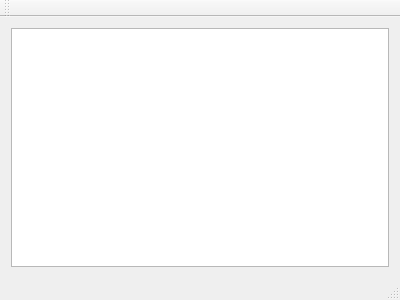
Qt form Clipboard/mainwindow.ui (maxim-pervushin/Clipboard) before a commit.
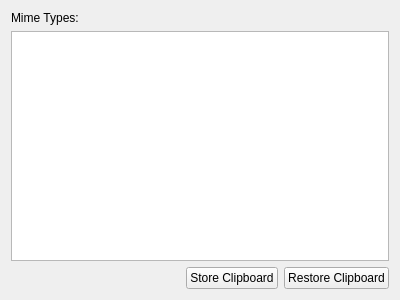
The same form after that commit.

What changed in the file:
```diff
--- a/Clipboard/mainwindow.ui
+++ b/Clipboard/mainwindow.ui
@@ -15,30 +15,49 @@
   </property>
   <widget class="QWidget" name="centralWidget">
    <layout class="QVBoxLayout" name="verticalLayout">
+    <item>
+     <widget class="QLabel" name="label">
+      <property name="text">
+       <string>Mime Types:</string>
+      </property>
+     </widget>
+    </item>
     <item>
      <widget class="QListWidget" name="listWidget"/>
     </item>
+    <item>
+     <layout class="QHBoxLayout" name="horizontalLayout">
+      <item>
+       <spacer name="horizontalSpacer">
+        <property name="orientation">
+         <enum>Qt::Horizontal</enum>
+        </property>
+        <property name="sizeHint" stdset="0">
+         <size>
+          <width>40</width>
+          <height>20</height>
+         </size>
+        </property>
+       </spacer>
+      </item>
+      <item>
+       <widget class="QPushButton" name="storeClipboardButton">
+        <property name="text">
+         <string>Store Clipboard</string>
+        </property>
+       </widget>
+      </item>
+      <item>
+       <widget class="QPushButton" name="restoreClipboardButton">
+        <property name="text">
+         <string>Restore Clipboard</string>
+        </property>
+       </widget>
+      </item>
+     </layout>
+    </item>
    </layout>
   </widget>
-  <widget class="QMenuBar" name="menuBar">
-   <property name="geometry">
-    <rect>
-     <x>0</x>
-     <y>0</y>
-     <width>400</width>
-     <height>25</height>
-    </rect>
-   </property>
-  </widget>
-  <widget class="QToolBar" name="mainToolBar">
-   <attribute name="toolBarArea">
-    <enum>TopToolBarArea</enum>
-   </attribute>
-   <attribute name="toolBarBreak">
-    <bool>false</bool>
-   </attribute>
-  </widget>
-  <widget class="QStatusBar" name="statusBar"/>
  </widget>
  <layoutdefault spacing="6" margin="11"/>
  <resources/>
```
